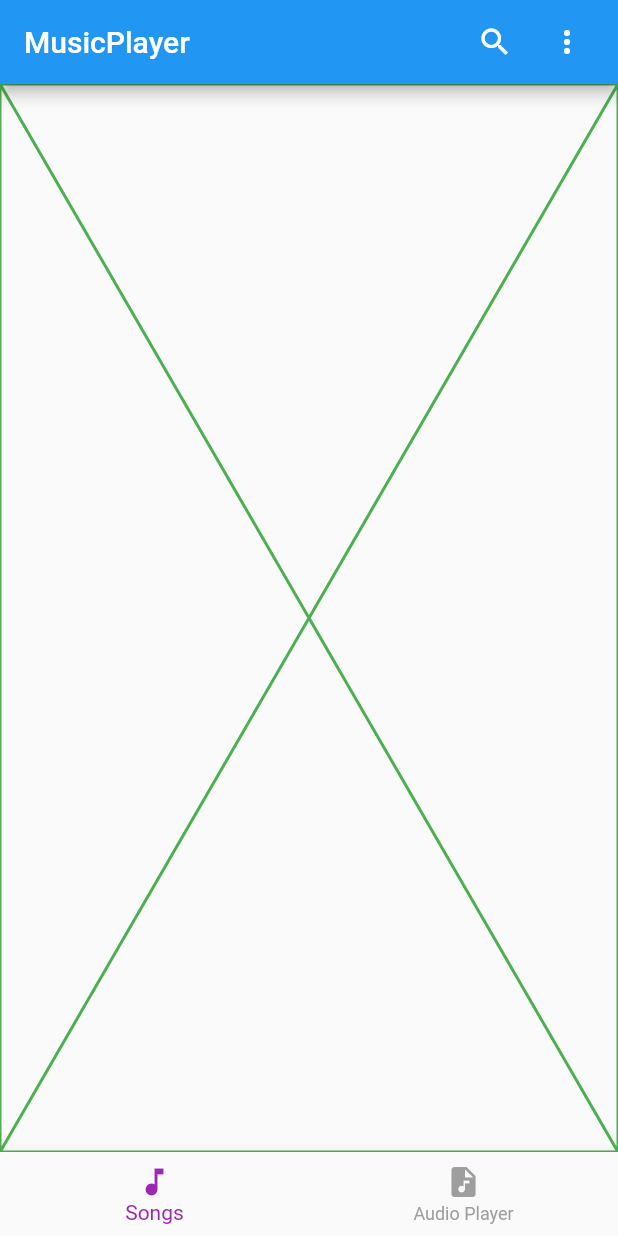
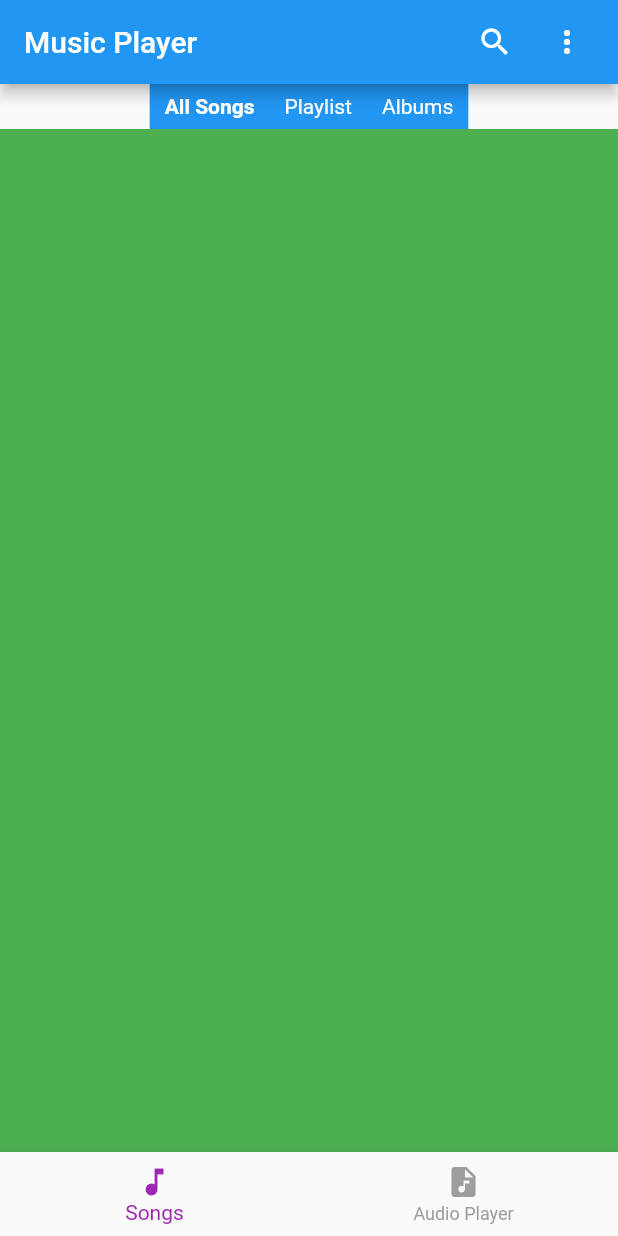
Before and after one commit to GuyWithBag/my_music_player, a Flutter app: the screen it shows after launch, after a tap on the "search" icon, on a phone screen of 412 x 824 dp. Run offline on Flutter 3.47's test engine with Material 2 defaults, Android fonts, the phone set to English and light mode, and no system bars; our stand-ins replace easy_localization, file_picker, get, hive, hive_flutter, just_audio and 1 more; missing offline and left inert: flutter_media_metadata; accounts and stored records are empty.

Commit message:
pageview and tab indicator

```diff
--- a/lib/app.dart
+++ b/lib/app.dart
@@ -3,7 +3,6 @@ import 'package:easy_localization/easy_localization.dart';
 import 'package:get/get.dart';
 import 'package:my_music_player/widgets/navbar.dart';
 import 'pages/pages.dart';
-import 'widgets/widgets.dart';
 
 class MyApp extends StatelessWidget {
   const MyApp({super.key});
--- a/lib/data/database.dart
+++ b/lib/data/database.dart
@@ -1,5 +1,17 @@
+import 'package:hive_flutter/hive_flutter.dart';
+import '../domain/audio_player.dart';
 
 
 class Database {
 
+  List<Song> songs = [];
+  final Box<List> myBox = Hive.box("songsBox");
+
+  void loadData() {
+    songs = myBox.get("allSongs", defaultValue: [])!.cast<Song>();
+  }
+
+  void updateDatabase() {
+    myBox.put("allSongs", songs);
+  }
 }
--- a/lib/main.dart
+++ b/lib/main.dart
@@ -1,8 +1,6 @@
 import 'package:flutter/material.dart';
 import 'package:easy_localization/easy_localization.dart';
-import 'package:my_music_player/domain/audio_player.dart';
 import 'app.dart';
-import 'examples/examples.dart';
 import 'package:hive_flutter/hive_flutter.dart';
 
 late Box box;
--- a/lib/pages/audio_player_page/audio_player_page.dart
+++ b/lib/pages/audio_player_page/audio_player_page.dart
@@ -1,5 +1,3 @@
-import 'dart:typed_data';
-
 import 'package:flutter/material.dart';
 import 'package:flutter_media_metadata/flutter_media_metadata.dart';
 import 'package:get/get.dart';
--- a/lib/pages/song_list_page/pages/albums_page.dart
+++ b/lib/pages/song_list_page/pages/albums_page.dart
@@ -5,6 +5,8 @@ class AlbumsPage extends StatelessWidget {
 
   @override
   Widget build(BuildContext context) {
-    return const Placeholder();
+    return Container(
+      color: Colors.blue,
+    );
   }
 }
--- a/lib/pages/song_list_page/pages/all_songs_page.dart
+++ b/lib/pages/song_list_page/pages/all_songs_page.dart
@@ -5,6 +5,8 @@ class AllSongsPage extends StatelessWidget {
 
   @override
   Widget build(BuildContext context) {
-    return const Placeholder(color: Colors.green,);
+    return Container(
+      color: Colors.green,
+    );
   }
 }
--- a/lib/pages/song_list_page/pages/songs_playlist_page.dart
+++ b/lib/pages/song_list_page/pages/songs_playlist_page.dart
@@ -5,6 +5,8 @@ class SongsPlaylistPage extends StatelessWidget {
 
   @override
   Widget build(BuildContext context) {
-    return const Placeholder();
+    return Container(
+      color: Colors.red,
+    );
   }
 }
--- a/lib/pages/song_list_page/song_list_page.dart
+++ b/lib/pages/song_list_page/song_list_page.dart
@@ -1,3 +1,4 @@
+import 'package:flutter/gestures.dart';
 import 'package:flutter/material.dart';
 import '../../domain/domain.dart';
 import 'dart:io';
@@ -26,7 +27,11 @@ class _SongListPageState extends State<SongListPage> {
     AlbumsPage(),
   ];
 
-
+  final List<String> _pagesTab = const <String>[
+    "All Songs",
+    "Playlist",
+    "Albums",
+  ];
   void pickFolderAndAddSongs() async {
     Directory? dir = await pickFolderDirectory();
     if (dir == null) {
@@ -67,21 +72,64 @@ class _SongListPageState extends State<SongListPage> {
 
   @override
   Widget build(BuildContext context) {
-    return Scaffold(
-      body: Stack(
-        children: [
-          PageView(
+    return Column(
+      children: [
+        Container(
+          height: 30,
+          color: Colors.blue,
+          child: SingleChildScrollView(
+            scrollDirection: Axis.horizontal,
+            child: Row(
+              children: List<Widget>.generate(
+                _pages.length,
+                (index) => Padding(
+                  padding: const EdgeInsets.symmetric(horizontal: 10),
+                  child: InkWell(
+                    onTap: () {
+                      _pageController.animateToPage(
+                        index,
+                        duration: const Duration(milliseconds: 300),
+                        curve: Curves.easeIn,
+                      );
+                    },
+                    child: Text(
+                      _pagesTab[index],
+                      style: _activePage == index ?
+                        const TextStyle(
+
+                          fontWeight: FontWeight.bold,
+                        ) :
+                        const TextStyle()
+                      ,
+                    ),
+                  ),
+                )
+              )
+            ),
+          ),
+        ),
+        Expanded(
+          child: PageView(
+            scrollBehavior: AppScrollBehavior(),
             controller: _pageController,
             onPageChanged: (int page) {
               setState(() {
                 _activePage = page;
-                print("hihi");
               });
             },
             children: _pages,
-          )
-        ]
-      ),
+          ),
+        ),
+      ]
     );
   }
 }
+
+class AppScrollBehavior extends MaterialScrollBehavior {
+  @override
+  Set<PointerDeviceKind> get dragDevices => {
+        PointerDeviceKind.touch,
+        PointerDeviceKind.mouse,
+        PointerDeviceKind.trackpad,
+      };
+}
--- a/lib/pages/song_list_page/widgets/songs_pageview_tabs.dart
+++ b/lib/pages/song_list_page/widgets/songs_pageview_tabs.dart
@@ -5,8 +5,10 @@ class SongsPageViewTabs extends StatelessWidget {
 
   @override
   Widget build(BuildContext context) {
-    return const Row(
+    return Row(
+      children: const [
 
+      ],
     );
   }
 }
--- a/lib/widgets/navbar.dart
+++ b/lib/widgets/navbar.dart
@@ -23,13 +23,13 @@ class _NavBarState extends State<NavBar> {
       builder: (context) {
         return Scaffold(
           appBar: AppBar(
-            title: const Text("MusicPlayer"),
+            title: const Text("Music Player"),
             actions: <Widget>[
-              IconButton.filled(
+              IconButton(
                 onPressed: () {},
                 icon: const Icon(Icons.search),
               ),
-              IconButton.filled(
+              IconButton(
                 onPressed: () {},
                 icon: const Icon(Icons.more_vert),
               ),
--- a/lib/widgets/responsive_layout.dart
+++ b/lib/widgets/responsive_layout.dart
@@ -1,5 +1,3 @@
-import 'package:flutter/src/widgets/framework.dart';
-import 'package:flutter/src/widgets/placeholder.dart';
 import 'package:flutter/widgets.dart';
 import '../domain/domain.dart';
 
--- a/pubspec.yaml
+++ b/pubspec.yaml
@@ -46,6 +46,8 @@ dependencies:
   file_picker: ^5.2.11
   on_audio_query: ^2.8.1
   flutter_media_metadata: ^1.0.0+1
+  path: any
+  collection: any
 
 dev_dependencies:
   flutter_test:
```
Also changed, not shown: pubspec.lock.
